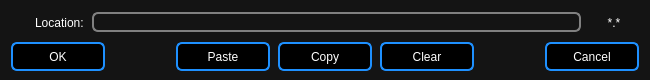
Above: Baka MPlayer/windows/locationdialog.ui from u8sand/Baka-MPlayer before the change. Below: the same form after it.
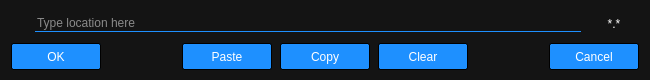
That is the form after the change. Icons and pictures are not drawn.

Commit message: locationdialog.ui: changed textbox and button style

What changed in the file:
```diff
--- a/Baka MPlayer/windows/locationdialog.ui
+++ b/Baka MPlayer/windows/locationdialog.ui
@@ -21,16 +21,16 @@
 }
 
 QLineEdit {
-	border: 2px solid gray;
-	border-radius: 6px;
+	border-bottom: 1px solid dodgerblue;
+	border-radius: 0px;
 }
 
 QPushButton {
-    background: black;
+    background: dodgerblue;
 	color: white;
-    border: 2px solid dodgerblue;
-    border-radius: 6px;
-    min-width: 90px;
+	border: 1px outset black;
+	border-radius: 2px;
+    min-width: 88px;
 	min-height: 25px;
 }
 
@@ -61,15 +61,15 @@
       </widget>
      </item>
      <item>
-      <widget class="QLabel" name="label">
-       <property name="text">
-        <string>Location:</string>
+      <widget class="QLineEdit" name="urlEdit">
+       <property name="placeholderText">
+        <string>Type location here</string>
+       </property>
+       <property name="clearButtonEnabled">
+        <bool>true</bool>
        </property>
       </widget>
      </item>
-     <item>
-      <widget class="QLineEdit" name="urlEdit"/>
-     </item>
      <item>
       <widget class="QLabel" name="typeLabel">
        <property name="sizePolicy">
```
The commit also changes 1 other file.
